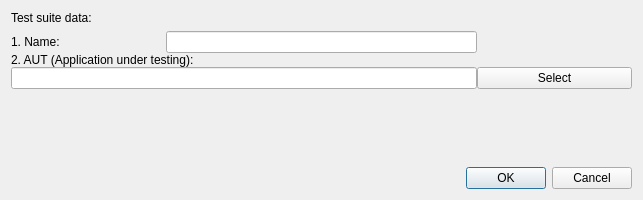
Before: the Qt Designer form src/hmi_tester/edittsdialog.ui in pedromateo/openhmitester, drawn with Qt 5.
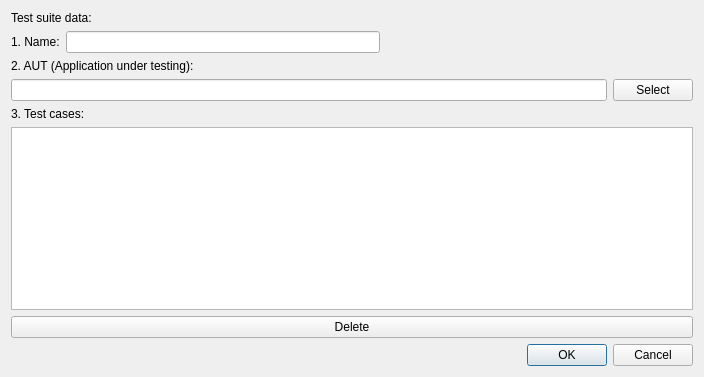
After: the same form once the commit is applied.

Commit message: allowing to delete test cases

```diff
--- a/src/hmi_tester/edittsdialog.ui
+++ b/src/hmi_tester/edittsdialog.ui
@@ -6,8 +6,8 @@
    <rect>
     <x>0</x>
     <y>0</y>
-    <width>643</width>
-    <height>200</height>
+    <width>704</width>
+    <height>377</height>
    </rect>
   </property>
   <property name="windowTitle">
@@ -20,69 +20,119 @@
    <bool>true</bool>
   </property>
   <layout class="QVBoxLayout" name="verticalLayout_2">
+   <item>
+    <widget class="QLabel" name="label_4">
+     <property name="sizePolicy">
+      <sizepolicy hsizetype="Fixed" vsizetype="Fixed">
+       <horstretch>0</horstretch>
+       <verstretch>0</verstretch>
+      </sizepolicy>
+     </property>
+     <property name="text">
+      <string>&lt;html&gt;&lt;head/&gt;&lt;body&gt;&lt;p&gt;&lt;span style=&quot; font-weight:600;&quot;&gt;Test suite data:&lt;/span&gt;&lt;/p&gt;&lt;/body&gt;&lt;/html&gt;</string>
+     </property>
+     <property name="textFormat">
+      <enum>Qt::RichText</enum>
+     </property>
+    </widget>
+   </item>
+   <item>
+    <layout class="QHBoxLayout" name="horizontalLayout">
+     <item>
+      <widget class="QLabel" name="label">
+       <property name="maximumSize">
+        <size>
+         <width>80</width>
+         <height>16777215</height>
+        </size>
+       </property>
+       <property name="text">
+        <string>1. Name:</string>
+       </property>
+      </widget>
+     </item>
+     <item>
+      <widget class="QLineEdit" name="le_tsName"/>
+     </item>
+     <item>
+      <spacer name="horizontalSpacer">
+       <property name="orientation">
+        <enum>Qt::Horizontal</enum>
+       </property>
+       <property name="sizeHint" stdset="0">
+        <size>
+         <width>40</width>
+         <height>20</height>
+        </size>
+       </property>
+      </spacer>
+     </item>
+    </layout>
+   </item>
+   <item>
+    <widget class="QLabel" name="label_2">
+     <property name="sizePolicy">
+      <sizepolicy hsizetype="Preferred" vsizetype="Fixed">
+       <horstretch>0</horstretch>
+       <verstretch>0</verstretch>
+      </sizepolicy>
+     </property>
+     <property name="text">
+      <string>2. AUT (Application under testing):</string>
+     </property>
+    </widget>
+   </item>
+   <item>
+    <layout class="QHBoxLayout" name="horizontalLayout_2">
+     <item>
+      <widget class="QLineEdit" name="le_aut"/>
+     </item>
+     <item>
+      <widget class="QPushButton" name="pb_aut">
+       <property name="text">
+        <string>Select</string>
+       </property>
+      </widget>
+     </item>
+    </layout>
+   </item>
    <item>
     <layout class="QVBoxLayout" name="verticalLayout">
      <property name="sizeConstraint">
       <enum>QLayout::SetMinimumSize</enum>
      </property>
      <item>
-      <widget class="QLabel" name="label_4">
+      <widget class="QLabel" name="label_3">
+       <property name="sizePolicy">
+        <sizepolicy hsizetype="Preferred" vsizetype="Fixed">
+         <horstretch>0</horstretch>
+         <verstretch>0</verstretch>
+        </sizepolicy>
+       </property>
        <property name="text">
-        <string>&lt;html&gt;&lt;head/&gt;&lt;body&gt;&lt;p&gt;&lt;span style=&quot; font-weight:600;&quot;&gt;Test suite data:&lt;/span&gt;&lt;/p&gt;&lt;/body&gt;&lt;/html&gt;</string>
+        <string>3. Test cases:</string>
        </property>
-       <property name="textFormat">
-        <enum>Qt::RichText</enum>
-       </property>
       </widget>
      </item>
      <item>
-      <layout class="QGridLayout" name="gridLayout">
-       <property name="sizeConstraint">
-        <enum>QLayout::SetMinimumSize</enum>
+      <widget class="QListView" name="lv_testcases">
+       <property name="minimumSize">
+        <size>
+         <width>0</width>
+         <height>150</height>
+        </size>
        </property>
-       <property name="spacing">
-        <number>0</number>
-       </property>
-       <item row="2" column="1" colspan="3">
-        <widget class="QLineEdit" name="le_aut"/>
-       </item>
-       <item row="2" column="4">
-        <widget class="QPushButton" name="pb_aut">
+      </widget>
+     </item>
+     <item>
+      <layout class="QHBoxLayout" name="horizontalLayout_3">
+       <item>
+        <widget class="QPushButton" name="pb_deleteTestcase">
          <property name="text">
-          <string>Select</string>
+          <string>Delete</string>
          </property>
         </widget>
        </item>
-       <item row="0" column="1">
-        <widget class="QLabel" name="label">
-         <property name="text">
-          <string>1. Name:</string>
-         </property>
-        </widget>
-       </item>
-       <item row="1" column="1" colspan="3">
-        <widget class="QLabel" name="label_2">
-         <property name="text">
-          <string>2. AUT (Application under testing):</string>
-         </property>
-        </widget>
-       </item>
-       <item row="4" column="1">
-        <spacer name="verticalSpacer">
-         <property name="orientation">
-          <enum>Qt::Vertical</enum>
-         </property>
-         <property name="sizeHint" stdset="0">
-          <size>
-           <width>20</width>
-           <height>40</height>
-          </size>
-         </property>
-        </spacer>
-       </item>
-       <item row="0" column="2" colspan="2">
-        <widget class="QLineEdit" name="le_tsName"/>
-       </item>
       </layout>
      </item>
      <item>
```
The commit also changes 5 other files.
